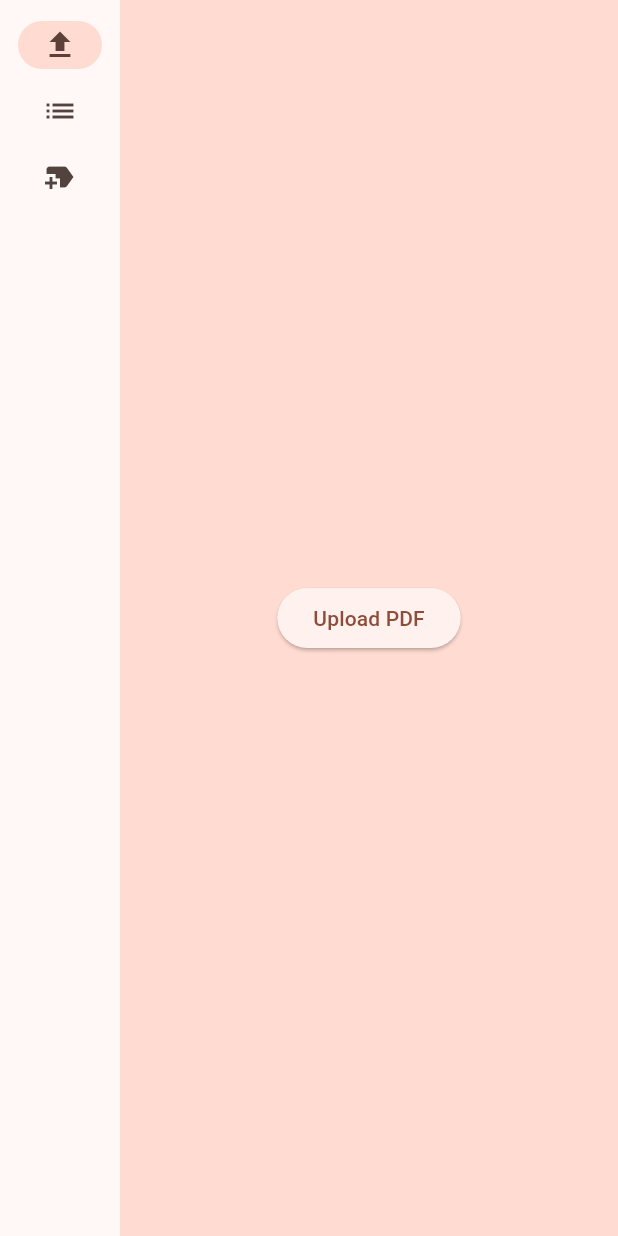
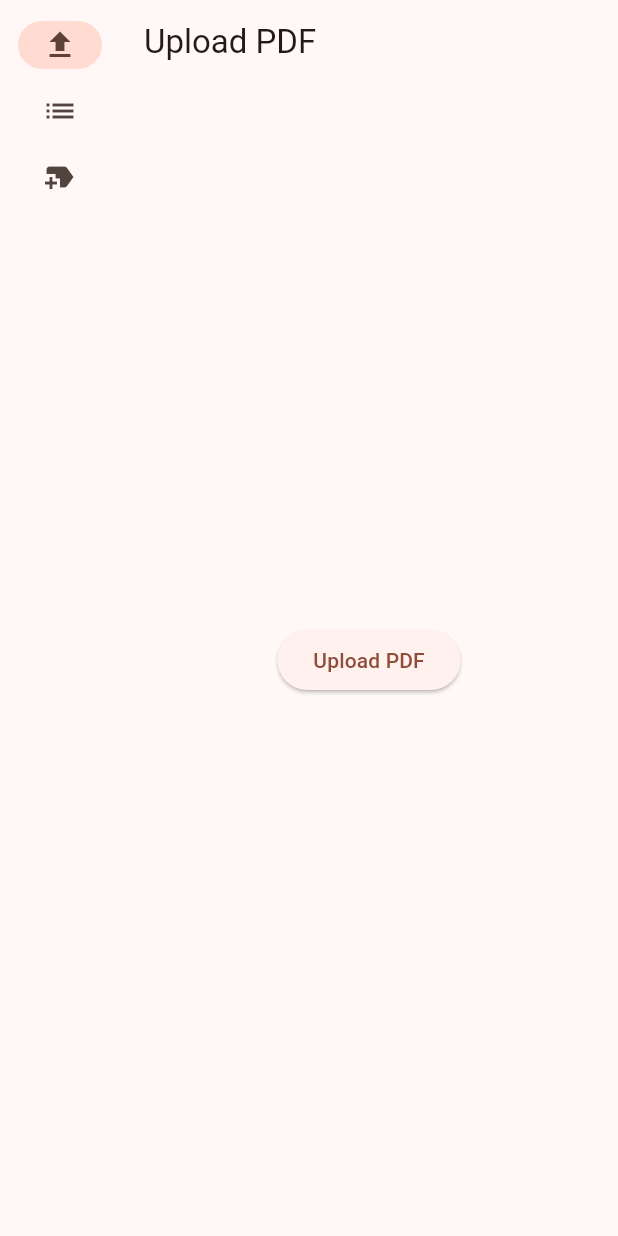
Before and after one commit to Vodboka/StudentApp, a Flutter app: the screen it shows after launch, on a phone screen of 412 x 824 dp. Run offline on Flutter 3.47's test engine with Material 3 defaults, Android fonts, the light colour scheme and no system bars; our stand-ins replace file_picker; missing offline and left inert: flutter_pdfview.

Commit message:
added pdf preview

```diff
--- a/frontend/lib/main.dart
+++ b/frontend/lib/main.dart
@@ -133,14 +133,24 @@ class _MyHomePageState extends State<MyHomePage> {
   }
 }
 
-class UploadPage extends StatelessWidget {
-  Future<void> uploadPDF(BuildContext context) async {
+
+class UploadPage extends StatefulWidget {
+  @override
+  _UploadPageState createState() => _UploadPageState();
+}
+
+class _UploadPageState extends State<UploadPage> {
+  bool _isUploading = false;
+
+  Future<void> uploadPDF() async {
     FilePickerResult? result = await FilePicker.platform.pickFiles(
       type: FileType.custom,
       allowedExtensions: ['pdf'],
     );
 
     if (result != null) {
+      setState(() => _isUploading = true); // Show loading state
+
       File file = File(result.files.single.path!);
       var request = http.MultipartRequest(
         'POST',
@@ -150,35 +160,35 @@ class UploadPage extends StatelessWidget {
       request.files.add(await http.MultipartFile.fromPath('file', file.path));
       var response = await request.send();
 
-      if (response.statusCode == 200) {
-        ScaffoldMessenger.of(context).showSnackBar(
-          SnackBar(content: Text('File uploaded successfully!')),
-        );
-      } else {
-        ScaffoldMessenger.of(context).showSnackBar(
-          SnackBar(content: Text('Failed to upload file')),
-        );
-      }
+      if (!mounted) return; // Prevents using context if widget is disposed
+
+      setState(() => _isUploading = false); // Hide loading state
+
+      ScaffoldMessenger.of(context).showSnackBar(
+        SnackBar(
+          content: Text(response.statusCode == 200
+              ? 'File uploaded successfully!'
+              : 'Failed to upload file'),
+        ),
+      );
     }
   }
 
   @override
   Widget build(BuildContext context) {
-    return Padding(
-      padding: const EdgeInsets.all(16.0),
-      child: Column(
-        mainAxisAlignment: MainAxisAlignment.center,
-        children: [
-          ElevatedButton(
-            onPressed: () => uploadPDF(context),
-            child: Text("Upload PDF"),
-          ),
-        ],
+    return Scaffold(
+      appBar: AppBar(title: Text('Upload PDF')),
+      body: Center(
+        child: _isUploading
+            ? CircularProgressIndicator() // Show loading spinner while uploading
+            : ElevatedButton(
+                onPressed: uploadPDF,
+                child: Text("Upload PDF"),
+              ),
       ),
     );
   }
 }
-
 
 Future<List<String>> fetchFiles() async {
   final url = Uri.parse('http://10.0.2.2:5000/get_files');
--- a/frontend/pubspec.yaml
+++ b/frontend/pubspec.yaml
@@ -37,6 +37,8 @@ dependencies:
   equatable: ^2.0.7
   http: ^1.3.0
   file_picker: ^6.1.1
+  flutter_pdfview: ^1.2.5
+  path_provider: ^2.0.9
 
 
   # The following adds the Cupertino Icons font to your application.
```
Also changed, not shown: frontend/lib/FileDetailPage.dart (+74 -47 lines), frontend/pubspec.lock, 3 other files.
